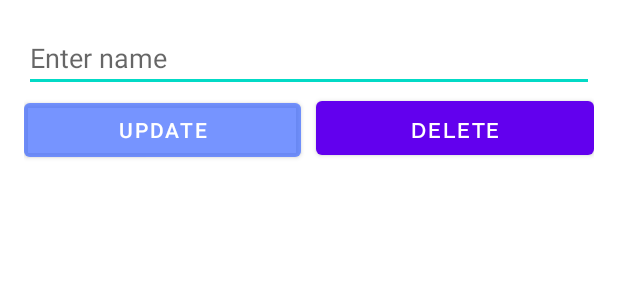
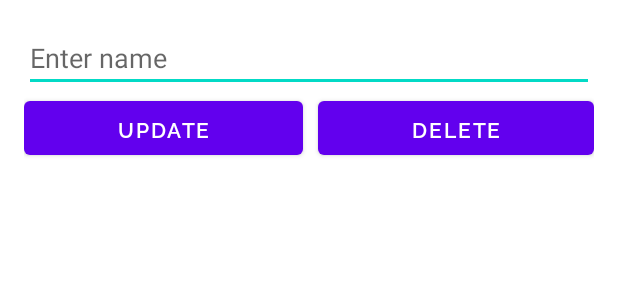
Before and after one commit to akshaykumar04/todo-app, an Android app: the layout update_dialog.xml on its own in the app's theme, with its tools: preview values and no code run, on a phone screen of 412 x 824 dp. Shown: the top 300 px of the screen. Run offline under Robolectric (Android 15) with nearby library versions, the phone set to English and light mode, and no system bars.

Commit message:
[Fix]:update

```diff
--- a/app/src/main/res/layout/update_dialog.xml
+++ b/app/src/main/res/layout/update_dialog.xml
@@ -22,7 +22,7 @@
             android:layout_width="wrap_content"
             android:layout_height="wrap_content"
             android:layout_weight="1"
-            android:backgroundTint="@color/toggleSelected"
+            android:fontFamily="@font/raleway_semibold"
             android:text="Update" />
 
         <Button
```
